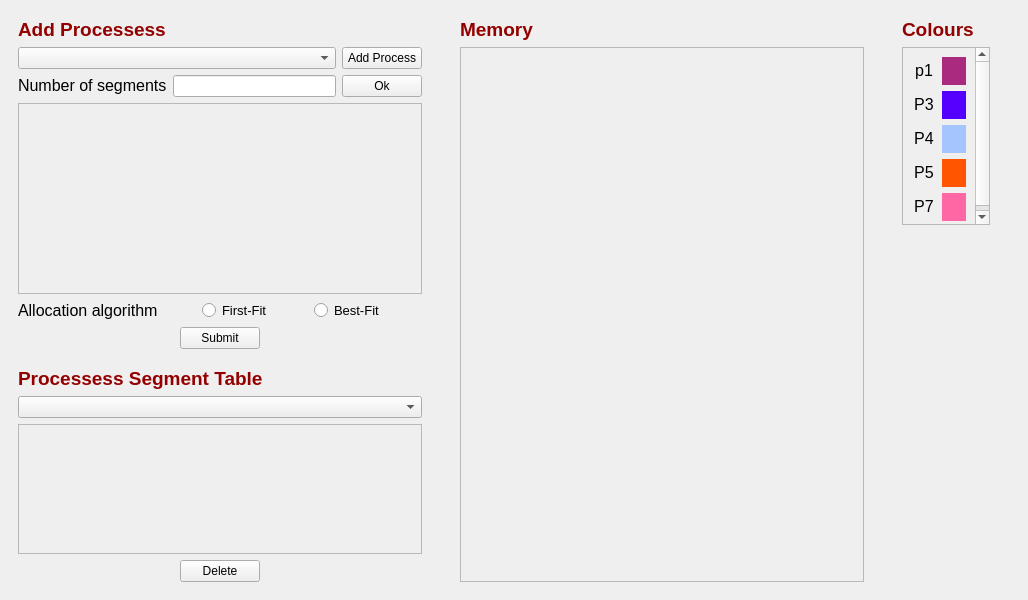
Before: the Qt Designer form mainwindow.ui in omarabdo997/OS_segmentation_memory_manager, drawn with Qt 5.
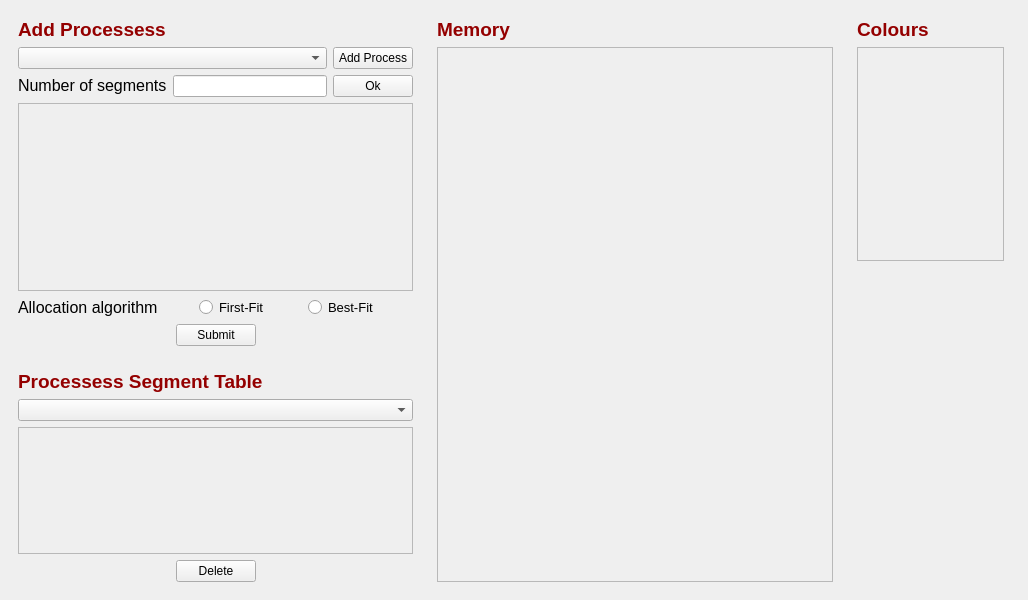
After: the same form once the commit is applied.

```diff
--- a/mainwindow.ui
+++ b/mainwindow.ui
@@ -14,10 +14,7 @@
    <string>MainWindow</string>
   </property>
   <widget class="QWidget" name="centralwidget">
-   <layout class="QGridLayout" name="gridLayout_2" columnstretch="4,4,1,0">
-    <property name="horizontalSpacing">
-     <number>20</number>
-    </property>
+   <layout class="QGridLayout" name="gridLayout_4" columnstretch="5,5,2,0">
     <item row="0" column="0">
      <layout class="QVBoxLayout" name="verticalLayout_4" stretch="3,2">
       <item>
@@ -82,7 +79,7 @@
              <rect>
               <x>0</x>
               <y>0</y>
-              <width>396</width>
+              <width>387</width>
               <height>164</height>
              </rect>
             </property>
@@ -243,7 +240,7 @@
              <rect>
               <x>0</x>
               <y>0</y>
-              <width>396</width>
+              <width>387</width>
               <height>120</height>
              </rect>
             </property>
@@ -325,7 +322,7 @@
            <rect>
             <x>0</x>
             <y>0</y>
-            <width>398</width>
+            <width>389</width>
             <height>531</height>
            </rect>
           </property>
@@ -369,7 +366,7 @@
     </item>
     <item row="0" column="2">
      <widget class="QWidget" name="widget_3" native="true">
-      <layout class="QVBoxLayout" name="verticalLayout_5" stretch="0,1,2">
+      <layout class="QVBoxLayout" name="verticalLayout_5" stretch="0,2,3">
        <item>
         <widget class="QLabel" name="label_16">
          <property name="text">
@@ -390,140 +387,13 @@
            <rect>
             <x>0</x>
             <y>0</y>
-            <width>84</width>
-            <height>174</height>
+            <width>144</width>
+            <height>210</height>
            </rect>
           </property>
           <layout class="QGridLayout" name="gridLayout">
-           <item row="1" column="0">
-            <widget class="QLabel" name="label_8">
-             <property name="text">
-              <string>&lt;html&gt;&lt;head/&gt;&lt;body&gt;&lt;p&gt;&lt;span style=&quot; font-size:12pt;&quot;&gt;P3&lt;/span&gt;&lt;/p&gt;&lt;/body&gt;&lt;/html&gt;</string>
-             </property>
-             <property name="alignment">
-              <set>Qt::AlignCenter</set>
-             </property>
-            </widget>
-           </item>
            <item row="0" column="0">
-            <widget class="QLabel" name="label_6">
-             <property name="text">
-              <string>&lt;html&gt;&lt;head/&gt;&lt;body&gt;&lt;p&gt;&lt;span style=&quot; font-size:12pt;&quot;&gt;p1&lt;/span&gt;&lt;/p&gt;&lt;/body&gt;&lt;/html&gt;</string>
-             </property>
-             <property name="alignment">
-              <set>Qt::AlignCenter</set>
-             </property>
-            </widget>
-           </item>
-           <item row="0" column="1">
-            <widget class="QLabel" name="label_7">
-             <property name="autoFillBackground">
-              <bool>false</bool>
-             </property>
-             <property name="styleSheet">
-              <string notr="true">background-color: rgb(170, 42, 127);</string>
-             </property>
-             <property name="text">
-              <string>&lt;html&gt;&lt;head/&gt;&lt;body&gt;&lt;p&gt;&lt;br/&gt;&lt;/p&gt;&lt;/body&gt;&lt;/html&gt;</string>
-             </property>
-             <property name="alignment">
-              <set>Qt::AlignCenter</set>
-             </property>
-            </widget>
-           </item>
-           <item row="3" column="1">
-            <widget class="QLabel" name="label_13">
-             <property name="autoFillBackground">
-              <bool>false</bool>
-             </property>
-             <property name="styleSheet">
-              <string notr="true">background-color: rgb(255, 85, 0);</string>
-             </property>
-             <property name="text">
-              <string>&lt;html&gt;&lt;head/&gt;&lt;body&gt;&lt;p&gt;&lt;br/&gt;&lt;/p&gt;&lt;/body&gt;&lt;/html&gt;</string>
-             </property>
-             <property name="alignment">
-              <set>Qt::AlignCenter</set>
-             </property>
-            </widget>
-           </item>
-           <item row="4" column="1">
-            <widget class="QLabel" name="label_15">
-             <property name="autoFillBackground">
-              <bool>false</bool>
-             </property>
-             <property name="styleSheet">
-              <string notr="true">background-color: rgb(255, 103, 164);</string>
-             </property>
-             <property name="text">
-              <string>&lt;html&gt;&lt;head/&gt;&lt;body&gt;&lt;p&gt;&lt;br/&gt;&lt;/p&gt;&lt;/body&gt;&lt;/html&gt;</string>
-             </property>
-             <property name="alignment">
-              <set>Qt::AlignCenter</set>
-             </property>
-            </widget>
-           </item>
-           <item row="2" column="1">
-            <widget class="QLabel" name="label_11">
-             <property name="autoFillBackground">
-              <bool>false</bool>
-             </property>
-             <property name="styleSheet">
-              <string notr="true">background-color: rgb(165, 197, 255);</string>
-             </property>
-             <property name="text">
-              <string>&lt;html&gt;&lt;head/&gt;&lt;body&gt;&lt;p&gt;&lt;br/&gt;&lt;/p&gt;&lt;/body&gt;&lt;/html&gt;</string>
-             </property>
-             <property name="alignment">
-              <set>Qt::AlignCenter</set>
-             </property>
-            </widget>
-           </item>
-           <item row="2" column="0">
-            <widget class="QLabel" name="label_10">
-             <property name="text">
-              <string>&lt;html&gt;&lt;head/&gt;&lt;body&gt;&lt;p&gt;&lt;span style=&quot; font-size:12pt;&quot;&gt;P4&lt;/span&gt;&lt;/p&gt;&lt;/body&gt;&lt;/html&gt;</string>
-             </property>
-             <property name="alignment">
-              <set>Qt::AlignCenter</set>
-             </property>
-            </widget>
-           </item>
-           <item row="1" column="1">
-            <widget class="QLabel" name="label_9">
-             <property name="autoFillBackground">
-              <bool>false</bool>
-             </property>
-             <property name="styleSheet">
-              <string notr="true">background-color: rgb(85, 0, 255);</string>
-             </property>
-             <property name="text">
-              <string>&lt;html&gt;&lt;head/&gt;&lt;body&gt;&lt;p&gt;&lt;br/&gt;&lt;/p&gt;&lt;/body&gt;&lt;/html&gt;</string>
-             </property>
-             <property name="alignment">
-              <set>Qt::AlignCenter</set>
-             </property>
-            </widget>
-           </item>
-           <item row="4" column="0">
-            <widget class="QLabel" name="label_14">
-             <property name="text">
-              <string>&lt;html&gt;&lt;head/&gt;&lt;body&gt;&lt;p&gt;&lt;span style=&quot; font-size:12pt;&quot;&gt;P7&lt;/span&gt;&lt;/p&gt;&lt;/body&gt;&lt;/html&gt;</string>
-             </property>
-             <property name="alignment">
-              <set>Qt::AlignCenter</set>
-             </property>
-            </widget>
-           </item>
-           <item row="3" column="0">
-            <widget class="QLabel" name="label_12">
-             <property name="text">
-              <string>&lt;html&gt;&lt;head/&gt;&lt;body&gt;&lt;p&gt;&lt;span style=&quot; font-size:12pt;&quot;&gt;P5&lt;/span&gt;&lt;/p&gt;&lt;/body&gt;&lt;/html&gt;</string>
-             </property>
-             <property name="alignment">
-              <set>Qt::AlignCenter</set>
-             </property>
-            </widget>
+            <layout class="QGridLayout" name="gridLayout_2" columnstretch="0"/>
            </item>
           </layout>
          </widget>
```
Left out of the diff: 2 changed lines with no effect on the pictures.
